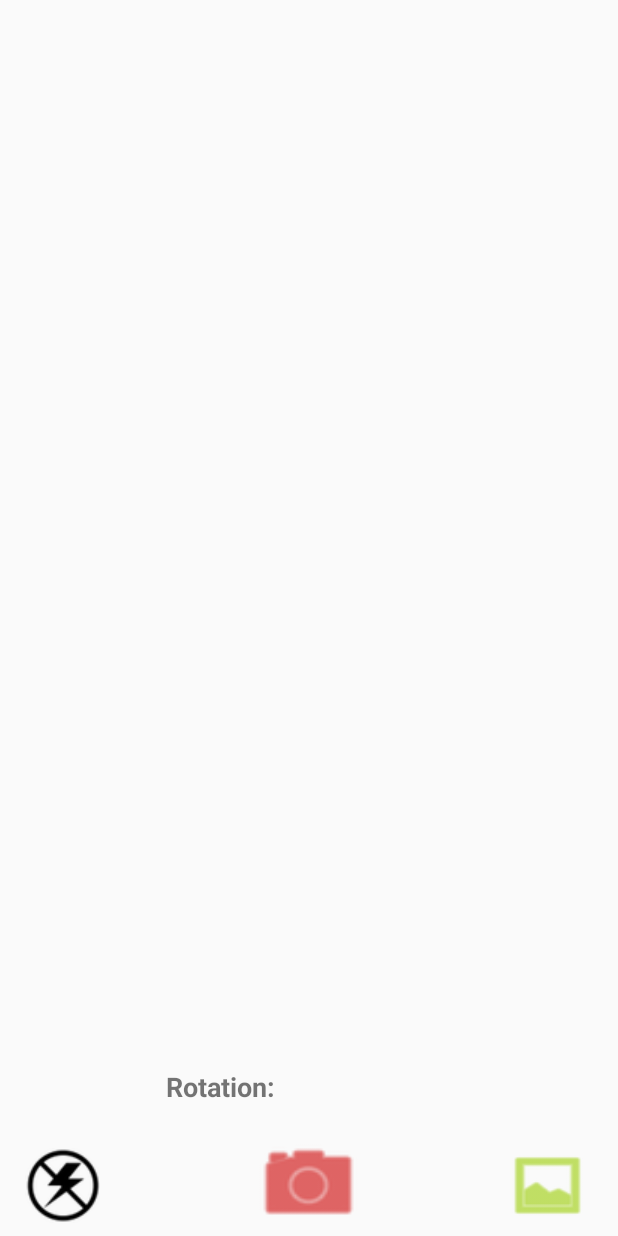
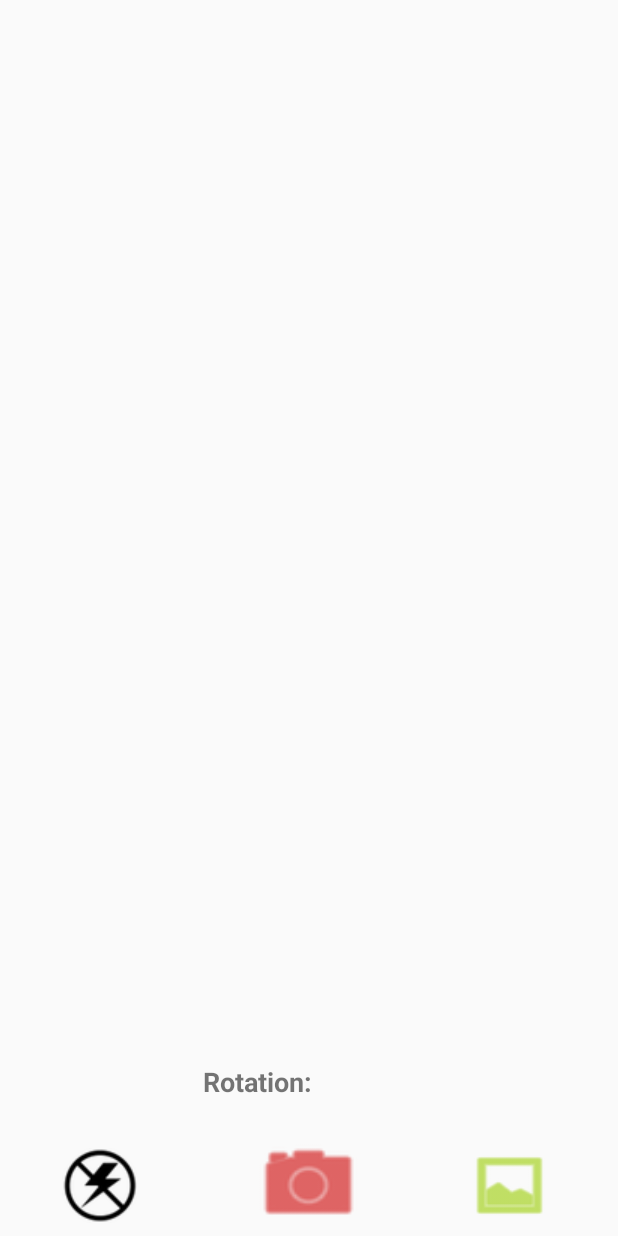
Before and after one commit to radugoada/StillCam, an Android app: the layout activity_main.xml on its own in the app's theme, with its tools: preview values and no code run, on a phone screen of 412 x 824 dp. Run offline under Robolectric (Android 15) with nearby library versions, the phone set to English and light mode, and no system bars.

Commit message:
Rotation rates view rearrange in UI Changed sesor Delay to - UI

```diff
--- a/app/src/main/java/com/company/radugoada/stillcam/MainActivity.java
+++ b/app/src/main/java/com/company/radugoada/stillcam/MainActivity.java
@@ -69,7 +69,7 @@
         //Accelerometer sensor initialize
         mySensor = SManager.getDefaultSensor(Sensor.TYPE_ACCELEROMETER);
         //Register Sensor Listener
-        SManager.registerListener(this, mySensor, SensorManager.SENSOR_DELAY_NORMAL);
+        SManager.registerListener(this, mySensor, SensorManager.SENSOR_DELAY_UI);
         //Assign TextView to get Data from it
         yawText=(TextView)findViewById(R.id.yawText);
 
@@ -83,7 +83,7 @@
     @Override
     public void onSensorChanged(SensorEvent event) {
         yawText.setTextColor(Color.rgb(148, 198, 47));
-        yawText.setText("Rotation: " + event.values + " degrees");
+        yawText.setText("Rotation: " + event.values[0]);
     }
 
     @Override
--- a/app/src/main/res/layout/activity_main.xml
+++ b/app/src/main/res/layout/activity_main.xml
@@ -40,12 +40,12 @@
 
     <TextView
         android:id="@+id/yawText"
-        android:layout_width="200dp"
-        android:layout_height="42dp"
+        android:layout_width="150dp"
+        android:layout_height="45dp"
         android:layout_above="@+id/button"
         android:layout_centerHorizontal="true"
         android:text=" Rotation:  "
-        android:textAlignment="viewStart"
+        android:textAlignment="textStart"
         android:textSize="18sp"
         android:textStyle="bold" />
 
```
